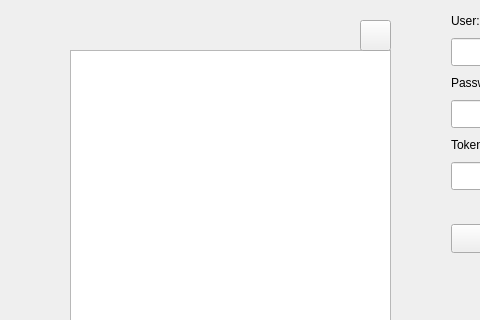
Qt form mainwindow.ui (borhanem/Messenger_Void_13) before a commit; both pictures show x 0 to 480 and y 0 to 320 of the 598 by 600 pixel window.
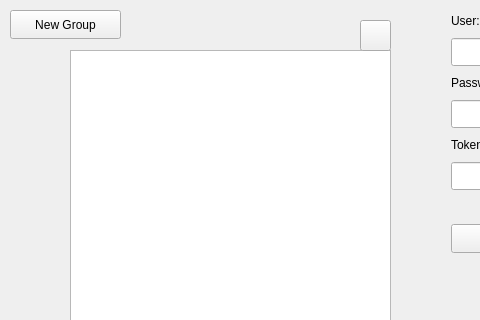
The same form after that commit. Icons and pictures are not drawn.

Commit message: changes on API and add CreateGroupPage class

The edit to the form file:
```diff
--- a/mainwindow.ui
+++ b/mainwindow.ui
@@ -225,6 +225,19 @@
      <string/>
     </property>
    </widget>
+   <widget class="QPushButton" name="createGroup_pbn">
+    <property name="geometry">
+     <rect>
+      <x>10</x>
+      <y>10</y>
+      <width>111</width>
+      <height>29</height>
+     </rect>
+    </property>
+    <property name="text">
+     <string>New Group</string>
+    </property>
+   </widget>
   </widget>
   <widget class="QMenuBar" name="menubar">
    <property name="geometry">
```
The commit also changes 10 other files.
